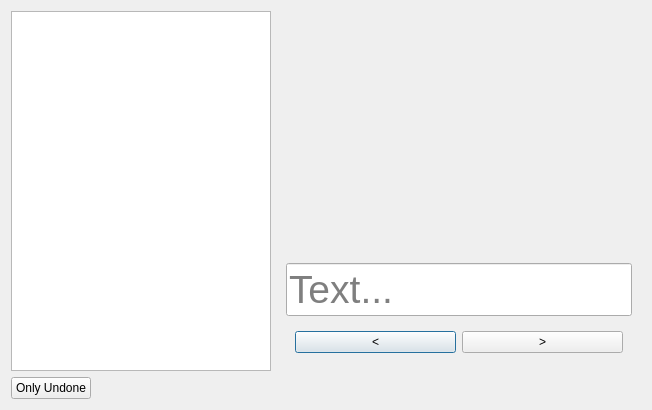
Before: the Qt Designer form training_dojo.ui in locaal-ai/scoresight, drawn with Qt 5.
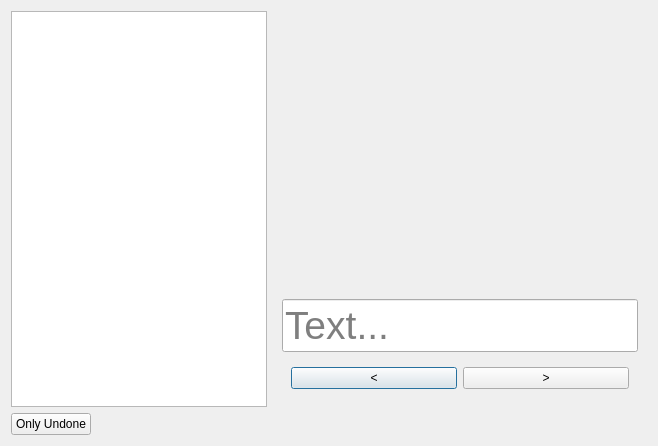
After: the same form once the commit is applied.

Commit message:
Refactor: Update screen capture sources and image display
This commit updates the screen capture sources in the training_dojo.py file to include the get() method. It also modifies the image display functionality by replacing the AspectRatioPixmapLabel widget with a QLabel widget in the training_dojo.ui file. These changes improve the overall functionality and user experience of the OCR Data Training Dojo.

What changed in the file:
```diff
--- a/training_dojo.ui
+++ b/training_dojo.ui
@@ -6,21 +6,34 @@
    <rect>
     <x>0</x>
     <y>0</y>
-    <width>652</width>
-    <height>410</height>
+    <width>658</width>
+    <height>446</height>
    </rect>
   </property>
+  <property name="maximumSize">
+   <size>
+    <width>660</width>
+    <height>450</height>
+   </size>
+  </property>
   <property name="windowTitle">
    <string>Dialog</string>
   </property>
   <layout class="QGridLayout" name="gridLayout">
    <item row="1" column="0">
-    <widget class="QListWidget" name="listWidget_files"/>
+    <widget class="QListWidget" name="listWidget_files">
+     <property name="sizePolicy">
+      <sizepolicy hsizetype="Fixed" vsizetype="Expanding">
+       <horstretch>0</horstretch>
+       <verstretch>0</verstretch>
+      </sizepolicy>
+     </property>
+    </widget>
    </item>
    <item row="1" column="1">
     <widget class="QWidget" name="widget" native="true">
      <property name="sizePolicy">
-      <sizepolicy hsizetype="Fixed" vsizetype="Preferred">
+      <sizepolicy hsizetype="Expanding" vsizetype="Preferred">
        <horstretch>0</horstretch>
        <verstretch>0</verstretch>
       </sizepolicy>
@@ -28,12 +41,27 @@
      <layout class="QVBoxLayout" name="verticalLayout">
       <item>
        <widget class="QWidget" name="widget_image" native="true">
-        <property name="sizePolicy">
-         <sizepolicy hsizetype="Fixed" vsizetype="Expanding">
-          <horstretch>0</horstretch>
-          <verstretch>0</verstretch>
-         </sizepolicy>
-        </property>
+        <layout class="QGridLayout" name="gridLayout_2">
+         <item row="0" column="0">
+          <widget class="QLabel" name="label_imagePlaceholder">
+           <property name="sizePolicy">
+            <sizepolicy hsizetype="Expanding" vsizetype="Expanding">
+             <horstretch>0</horstretch>
+             <verstretch>0</verstretch>
+            </sizepolicy>
+           </property>
+           <property name="scaledContents">
+            <bool>true</bool>
+           </property>
+           <property name="alignment">
+            <set>Qt::AlignCenter</set>
+           </property>
+           <property name="textInteractionFlags">
+            <set>Qt::NoTextInteraction</set>
+           </property>
+          </widget>
+         </item>
+        </layout>
        </widget>
       </item>
       <item>
@@ -50,6 +78,12 @@
       </item>
       <item>
        <widget class="QWidget" name="widget_3" native="true">
+        <property name="sizePolicy">
+         <sizepolicy hsizetype="Preferred" vsizetype="Fixed">
+          <horstretch>0</horstretch>
+          <verstretch>0</verstretch>
+         </sizepolicy>
+        </property>
         <layout class="QHBoxLayout" name="horizontalLayout">
          <item>
           <widget class="QPushButton" name="pushButton_prev">
```
Left out of the diff: 2 changed lines with no effect on the pictures. The commit also changes 2 other files.
